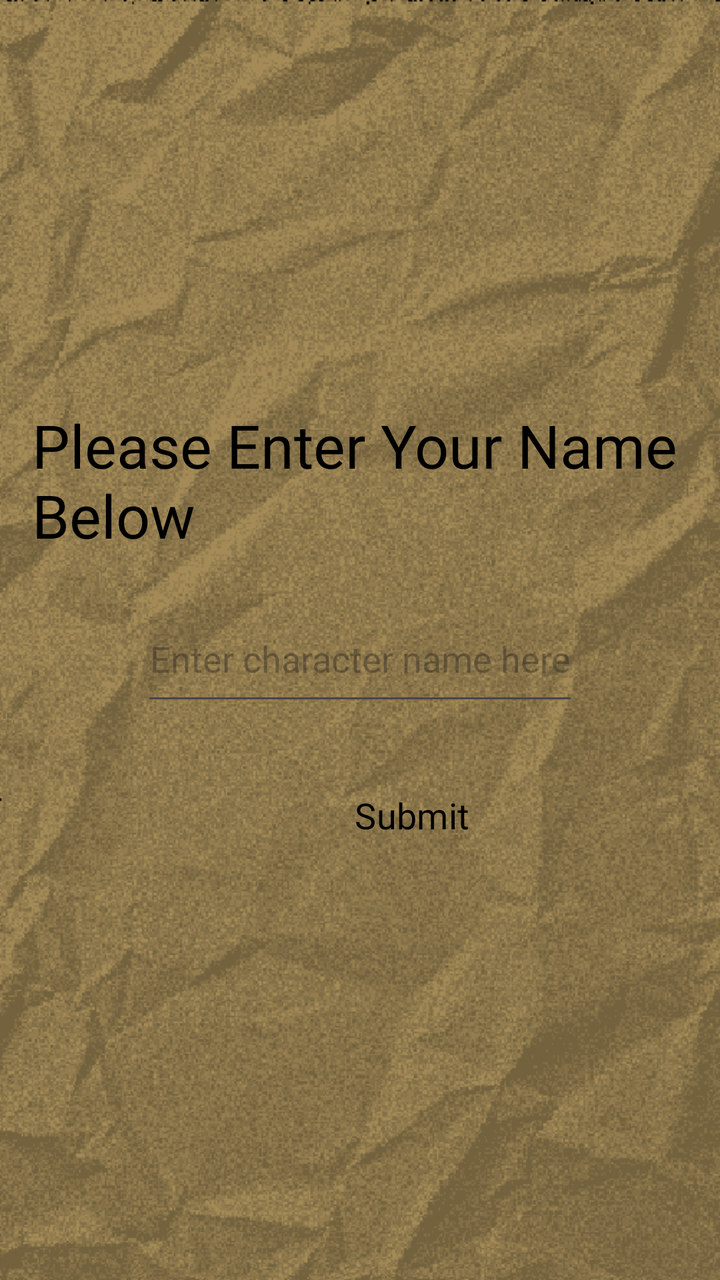
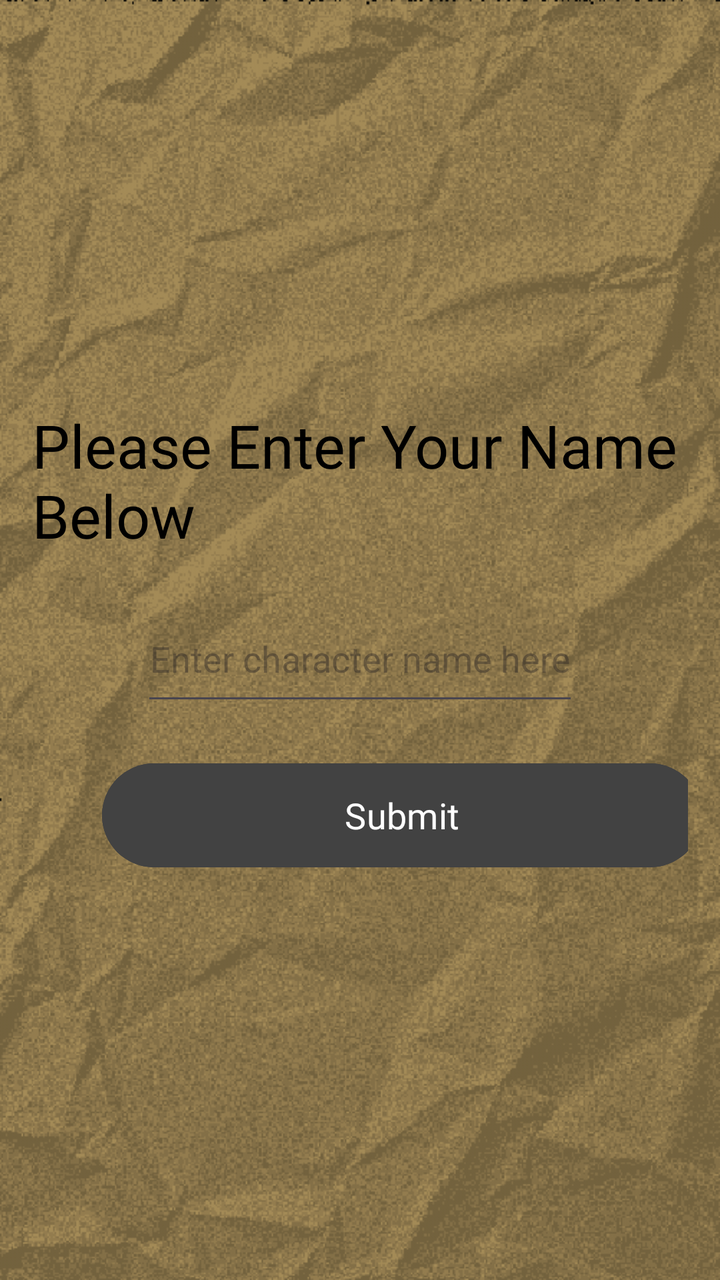

Before-and-after screenshots of an Android layout around one commit, followed by the original layout XML and the change that was made.
<!-- AndroidManifest.xml: application theme Theme.ChoiceQuest -->
<!-- res/layout/activity_characternaming.xml -->
<?xml version="1.0" encoding="utf-8"?>
<LinearLayout xmlns:android="http://schemas.android.com/apk/res/android"
    xmlns:app="http://schemas.android.com/apk/res-auto"
    xmlns:tools="http://schemas.android.com/tools"
    android:id="@+id/characternaming"
    android:layout_width="match_parent"
    android:layout_height="match_parent"
    android:gravity="center"
    android:orientation="vertical"
    android:background="@drawable/papertexture_"
    android:backgroundTint="#f8e7c2"
    android:backgroundTintMode="multiply"
    android:padding="16dp"
    tools:context=".CharacterNaming">

    <TextView
        android:layout_width="wrap_content"
        android:layout_height="wrap_content"
        android:textSize="30sp"
        android:fontFamily="@font/pixelgame_font"
        android:textColor="#000000"
        android:text="Please Enter Your Name Below"/>

    <EditText
        android:layout_width="wrap_content"
        android:layout_height="60dp"
        android:gravity="center"
        android:id="@+id/et_characternaming"
        android:hint="Enter character name here"
        android:fontFamily="@font/pixelgame_font"
        android:layout_marginTop="20dp"
        android:layout_marginLeft="20dp"
        android:layout_marginRight="20dp"
        android:layout_marginBottom="20dp" />

    <Button
        android:layout_width="300dp"
        android:layout_height="60dp"
        android:layout_gravity="bottom"
        android:layout_marginLeft="40dp"
        android:backgroundTint="@android:color/transparent"
        android:fontFamily="@font/quest_font"
        android:gravity="center"
        android:onClick="storybackground"
        android:text="Submit"
        android:textColor="#000000"
        android:textSize="18sp" />

</LinearLayout>
<!-- resources referenced by this layout -->
<resources>
  <!-- drawable papertexture_: png bitmap (drawable, 156948 bytes) -->
  <style name="Theme.ChoiceQuest" parent="Base.Theme.ChoiceQuest" />
  <style name="Base.Theme.ChoiceQuest" parent="Theme.Material3.DayNight.NoActionBar">
          
          
      </style>
</resources>

<!-- the commit's change to res/layout/activity_characternaming.xml (unified diff, before → after) -->
@@ -37,13 +37,13 @@
         android:layout_width="300dp"
         android:layout_height="60dp"
         android:layout_gravity="bottom"
-        android:layout_marginLeft="40dp"
-        android:backgroundTint="@android:color/transparent"
+        android:backgroundTint="@color/cardview_dark_background"
         android:fontFamily="@font/quest_font"
         android:gravity="center"
         android:onClick="storybackground"
+        android:layout_marginLeft="35dp"
         android:text="Submit"
-        android:textColor="#000000"
+        android:textColor="@color/white"
         android:textSize="18sp" />
 
 </LinearLayout>
<!-- resource entries referenced after the edit -->
@@ -1,5 +1,6 @@
 <!-- resources referenced by this layout -->
 <resources>
+  <color name="white">#FFFFFF</color>
   <!-- drawable papertexture_: png bitmap (drawable, 156948 bytes) -->
   <style name="Theme.ChoiceQuest" parent="Base.Theme.ChoiceQuest" />
   <style name="Base.Theme.ChoiceQuest" parent="Theme.Material3.DayNight.NoActionBar">
